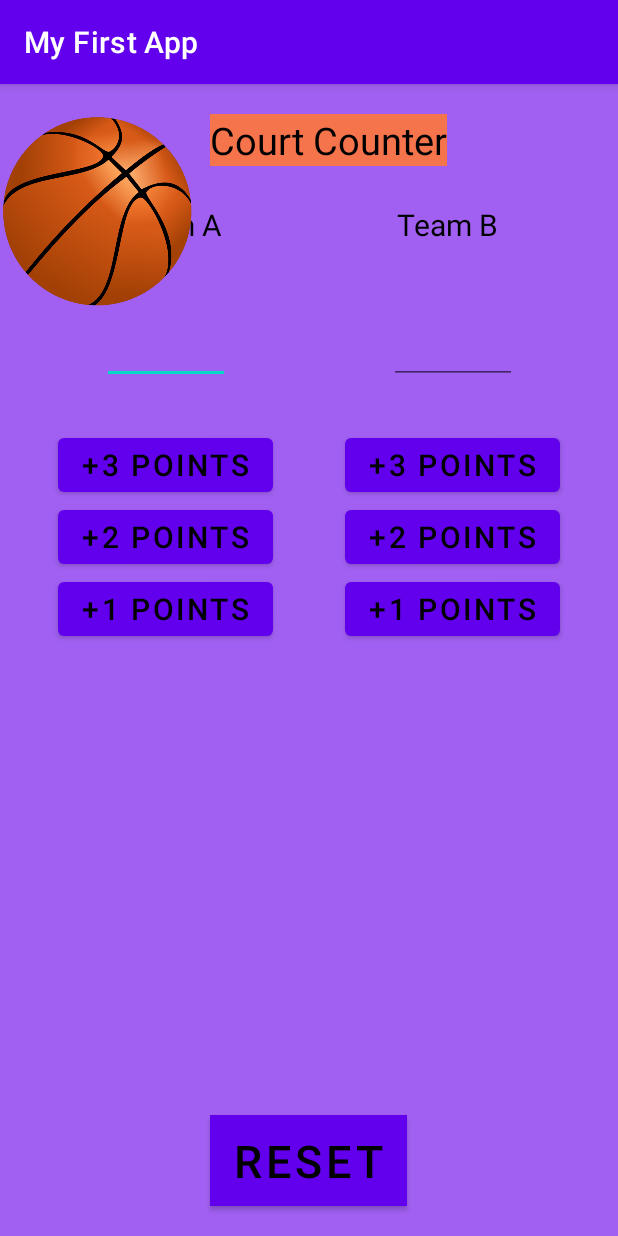
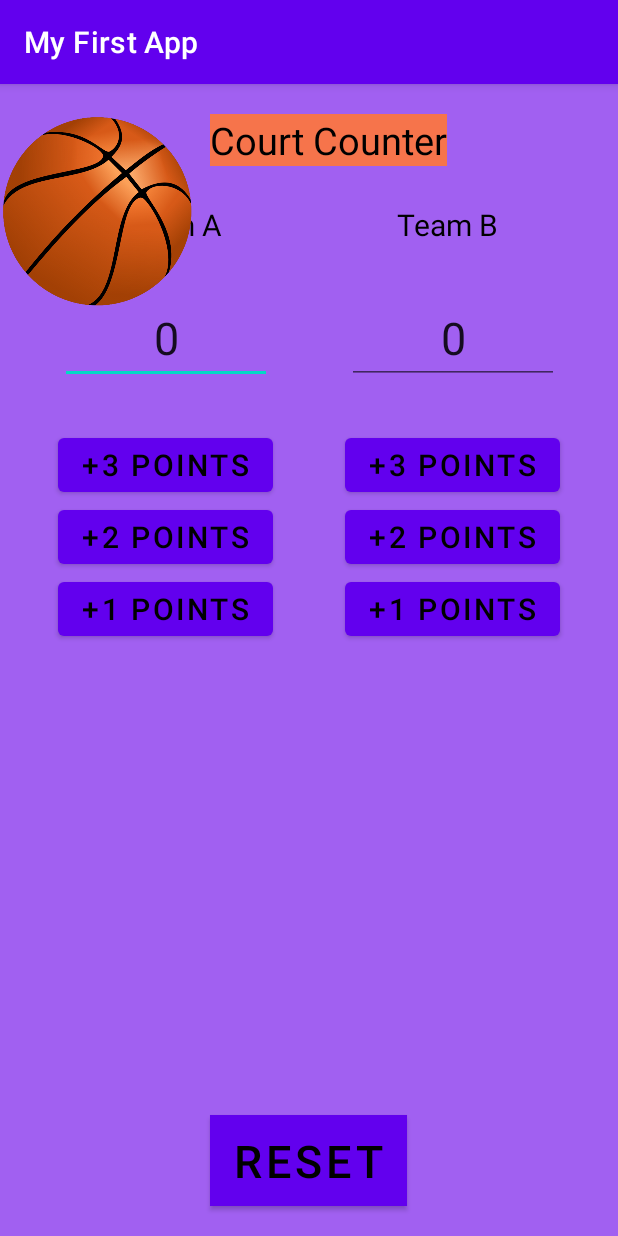
Before and after one commit to karen-alber/Court_Counter, an Android app: the screen it shows after launch (MainActivity), on a phone screen of 412 x 824 dp. Run offline under Robolectric (Android 15) with nearby library versions, the phone set to English and light mode, and no system bars.

Commit message:
version 3

```diff
--- a/app/src/main/res/layout/activity_main.xml
+++ b/app/src/main/res/layout/activity_main.xml
@@ -137,6 +137,9 @@
         android:layout_marginBottom="30dp"
         android:ems="4"
         android:inputType="number"
+        android:text="0"
+        android:textAlignment="center"
+        android:textSize="30dp"
         app:layout_constraintBottom_toTopOf="@id/button_3A"
         app:layout_constraintEnd_toEndOf="@id/button_3A"
         app:layout_constraintStart_toStartOf="@id/button_3A" />
@@ -148,6 +151,9 @@
         android:layout_marginBottom="30dp"
         android:ems="4"
         android:inputType="number"
+        android:text="0"
+        android:textAlignment="center"
+        android:textSize="30dp"
         app:layout_constraintBottom_toTopOf="@id/button_3B"
         app:layout_constraintEnd_toEndOf="@id/button_3B"
         app:layout_constraintStart_toStartOf="@id/button_3B" />
```
